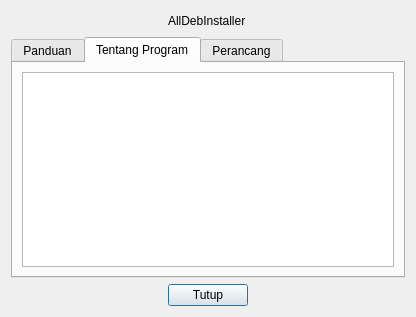
grOS-TEAM/alldeb-source, file about.ui: the form before one commit.
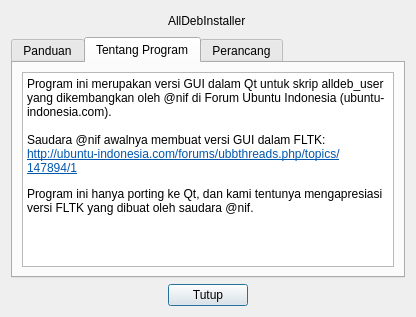
The form after the commit. The open tabs and pages were chosen to show the change.

Commit message: Menambah sedikit rincian tentang program. Tapi masih seperti revisi sebelumnya.

```diff
--- a/about.ui
+++ b/about.ui
@@ -42,7 +42,19 @@
       </attribute>
       <layout class="QGridLayout" name="gridLayout_3">
        <item row="0" column="0">
-        <widget class="QPlainTextEdit" name="plainTextEdit"/>
+        <widget class="QTextBrowser" name="textBrowser">
+         <property name="html">
+          <string>&lt;!DOCTYPE HTML PUBLIC &quot;-//W3C//DTD HTML 4.0//EN&quot; &quot;http://www.w3.org/TR/REC-html40/strict.dtd&quot;&gt;
+&lt;html&gt;&lt;head&gt;&lt;meta name=&quot;qrichtext&quot; content=&quot;1&quot; /&gt;&lt;style type=&quot;text/css&quot;&gt;
+p, li { white-space: pre-wrap; }
+&lt;/style&gt;&lt;/head&gt;&lt;body style=&quot; font-family:'Sans Serif'; font-size:9pt; font-weight:400; font-style:normal;&quot;&gt;
+&lt;p style=&quot; margin-top:0px; margin-bottom:0px; margin-left:0px; margin-right:0px; -qt-block-indent:0; text-indent:0px;&quot;&gt;Program ini merupakan versi GUI dalam Qt untuk skrip alldeb_user yang dikembangkan oleh @nif di Forum Ubuntu Indonesia (ubuntu-indonesia.com).&lt;/p&gt;
+&lt;p style=&quot;-qt-paragraph-type:empty; margin-top:0px; margin-bottom:0px; margin-left:0px; margin-right:0px; -qt-block-indent:0; text-indent:0px;&quot;&gt;&lt;br /&gt;&lt;/p&gt;
+&lt;p style=&quot; margin-top:0px; margin-bottom:0px; margin-left:0px; margin-right:0px; -qt-block-indent:0; text-indent:0px;&quot;&gt;Saudara @nif awalnya membuat versi GUI dalam FLTK:&lt;/p&gt;
+&lt;p style=&quot; margin-top:0px; margin-bottom:0px; margin-left:0px; margin-right:0px; -qt-block-indent:0; text-indent:0px;&quot;&gt;&lt;a href=&quot;http://ubuntu-indonesia.com/forums/ubbthreads.php/topics/147894/1&quot;&gt;&lt;span style=&quot; text-decoration: underline; color:#0057ae;&quot;&gt;http://ubuntu-indonesia.com/forums/ubbthreads.php/topics/147894/1&lt;/span&gt;&lt;/a&gt;&lt;/p&gt;
+&lt;p style=&quot; margin-top:12px; margin-bottom:12px; margin-left:0px; margin-right:0px; -qt-block-indent:0; text-indent:0px;&quot;&gt;Program ini hanya porting ke Qt, dan kami tentunya mengapresiasi versi FLTK yang dibuat oleh saudara @nif.&lt;/p&gt;&lt;/body&gt;&lt;/html&gt;</string>
+         </property>
+        </widget>
        </item>
       </layout>
      </widget>
```
Left out of the diff: 23 changed lines with no effect on the pictures. The commit also changes 2 other files.
